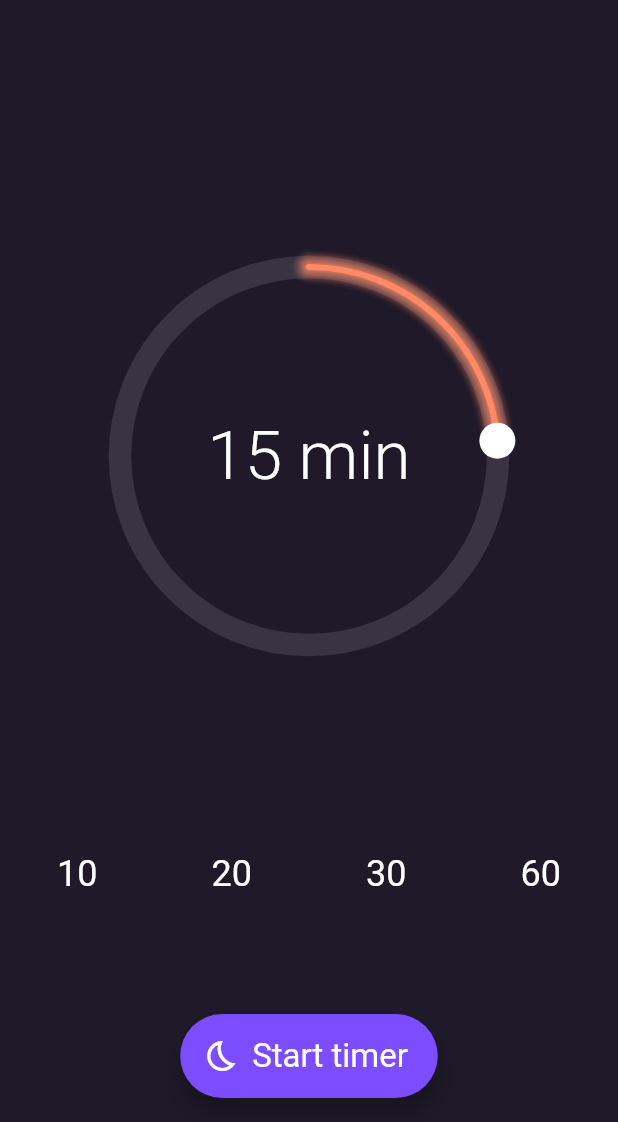
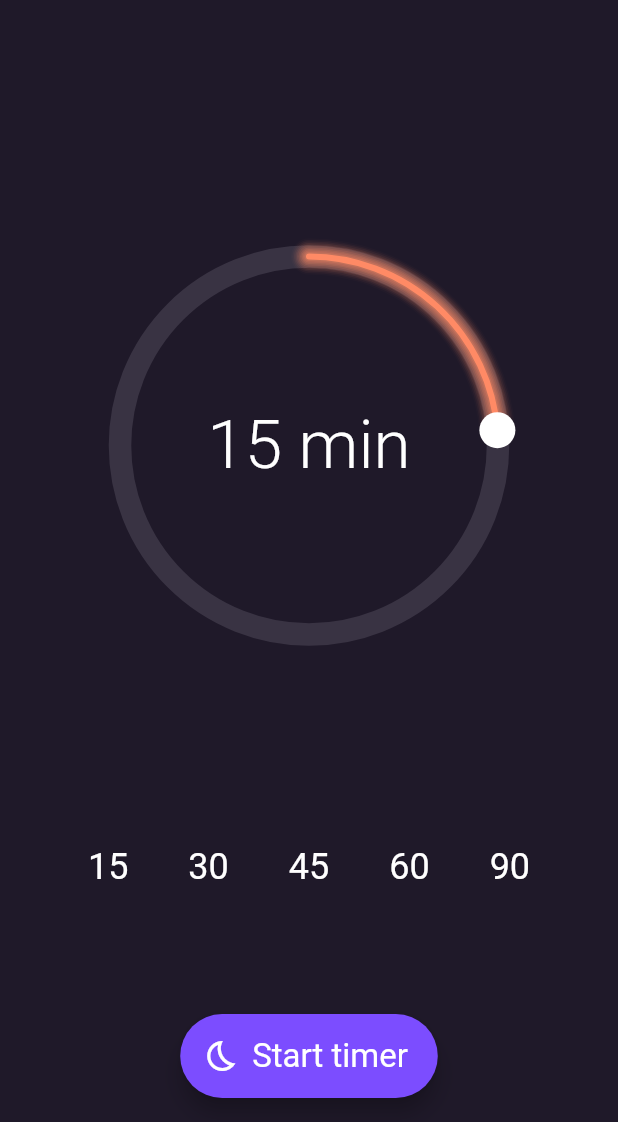
Before and after one commit to drachim-dev/sleep_timer, a Flutter app: the HomeView screen opened by its route, on a phone screen of 412 x 824 dp, the part 114-1236 px from its top. Run offline on Flutter 3.47's test engine with Material 3 defaults, Android fonts, the phone set to English and light mode, and no system bars; our stand-ins replace firebase_core, firebase_crashlytics, get_it, google_mobile_ads, in_app_purchase, in_app_review and 8 more; missing offline and left inert: device_functions, flutter_hue, in_app_purchase_android; accounts and stored records are empty.

Commit message:
Update quick tile selection

```diff
--- a/lib/ui/views/home_view.dart
+++ b/lib/ui/views/home_view.dart
@@ -175,15 +175,19 @@ class _HomeViewState extends State<HomeView> with TickerProviderStateMixin {
                 Padding(
                   padding: const EdgeInsets.only(
                       bottom: kFloatingActionButtonHeight),
-                  child: Row(
-                      mainAxisAlignment: MainAxisAlignment.spaceEvenly,
-                      children: [10, 20, 30, 60].map((value) {
-                        return Expanded(
-                          child: RoundedRectButton(
+                  child: Container(
+                    height: 86,
+                    width: double.maxFinite,
+                    alignment: Alignment.center,
+                    child: ListView(
+                        scrollDirection: Axis.horizontal,
+                        shrinkWrap: true,
+                        children: [15, 30, 45, 60, 90].map((value) {
+                          return RoundedRectButton(
                               title: '$value',
-                              onPressed: () => viewModel.setTime(value)),
-                        );
-                      }).toList()),
+                              onPressed: () => viewModel.setTime(value));
+                        }).toList()),
+                  ),
                 ),
               ],
             ),
```
